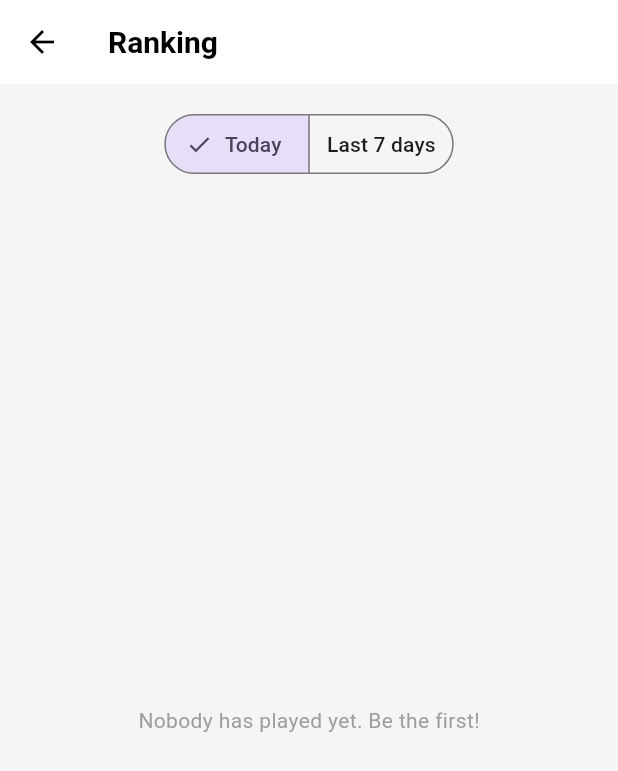
After one commit to TenHenry/Quizez, a Flutter app: the _DailyFlow screen opened directly, after a tap on "See the ranking", on a phone screen of 412 x 824 dp. The commit adds this screen. Shown: the top 771 px of the screen. Run offline on Flutter 3.47's test engine with Material 3 defaults, Android fonts, the phone set to English and light mode, and no system bars; our stand-ins replace connectivity_plus, equatable, fl_chart, flutter_bloc, isar, supabase_flutter; accounts and stored records are empty; generated files the repository leaves out were written again.

Commit message:
[FE] Daily quiz and ranking
- Added daily quiz screen with intro, questions with feedback and result
- Added ranking screen for today and the last 7 days
- Enabled the Daily quiz tile on the Home screen

```diff
--- /dev/null
+++ b/lib/presentation/daily/daily_quiz_screen.dart
@@ -0,0 +1,296 @@
+import 'dart:async';
+
+import 'package:flutter/material.dart';
+import 'package:flutter_bloc/flutter_bloc.dart';
+import '../../data/services/daily_quiz_service.dart';
+import '../../data/services/database_service.dart';
+import '../../data/services/quiz_question_service.dart';
+import '../../logic/daily/daily_quiz.dart';
+import '../../logic/daily/daily_quiz_cubit.dart';
+import 'ranking_screen.dart';
+
+/// The daily quiz: the same questions for everybody, one attempt per day, results go to the ranking.
+class DailyQuizScreen extends StatelessWidget {
+  const DailyQuizScreen({super.key});
+
+  @override
+  Widget build(BuildContext context) {
+    return BlocProvider(
+      create: (_) => DailyQuizCubit(
+        service: DailyQuizService(),
+        questions: QuizQuestionService(),
+        database: context.read<DatabaseService>(),
+      )..load(),
+      child: const _DailyFlow(),
+    );
+  }
+}
+
+class _DailyFlow extends StatelessWidget {
+  const _DailyFlow();
+
+  @override
+  Widget build(BuildContext context) {
+    return BlocBuilder<DailyQuizCubit, DailyState>(
+      builder: (context, state) {
+        final playing = state is DailyQuestion && !(state.revealed && state.index == state.total - 1);
+
+        return PopScope(
+          canPop: !playing,
+          onPopInvokedWithResult: (didPop, _) async {
+            if (didPop) return;
+            final navigator = Navigator.of(context);
+            final leave = await showDialog<bool>(
+              context: context,
+              builder: (dialogContext) => AlertDialog(
+                title: const Text('Leave the daily quiz?', style: TextStyle(fontWeight: FontWeight.bold)),
+                content: const Text('You can play it only once a day, and leaving now means you will not be able to finish it.'),
+                actions: [
+                  TextButton(onPressed: () => Navigator.pop(dialogContext, false), child: const Text('Stay', style: TextStyle(color: Colors.grey))),
+                  ElevatedButton(
+                    onPressed: () => Navigator.pop(dialogContext, true),
+                    style: ElevatedButton.styleFrom(backgroundColor: Colors.red),
+                    child: const Text('Leave'),
+                  ),
+                ],
+              ),
+            );
+            if (leave == true) navigator.pop();
+          },
+          child: Scaffold(
+            appBar: AppBar(
+              title: const Text('Daily quiz'),
+              actions: [
+                IconButton(
+                  tooltip: 'Ranking',
+                  icon: const Icon(Icons.emoji_events_outlined),
+                  onPressed: () => Navigator.of(context).push(MaterialPageRoute(builder: (_) => const RankingScreen())),
+                ),
+              ],
+            ),
+            body: SafeArea(child: _viewFor(context, state)),
+          ),
+        );
+      },
+    );
+  }
+
+  Widget _viewFor(BuildContext context, DailyState state) {
+    if (state is DailyLoading) {
+      return Center(
+        child: Column(
+          mainAxisSize: MainAxisSize.min,
+          children: [
+            const CircularProgressIndicator(color: Colors.black),
+            const SizedBox(height: 16),
+            Text(state.message, style: const TextStyle(color: Colors.grey)),
+          ],
+        ),
+      );
+    }
+    if (state is DailyError) {
+      return Center(
+        child: Padding(
+          padding: const EdgeInsets.all(24),
+          child: Column(
+            mainAxisSize: MainAxisSize.min,
+            children: [
+              Text(state.message, textAlign: TextAlign.center, style: const TextStyle(color: Colors.red)),
+              const SizedBox(height: 16),
+              ElevatedButton(onPressed: () => context.read<DailyQuizCubit>().load(), child: const Text('Try again')),
+            ],
+          ),
+        ),
+      );
+    }
+    if (state is DailyIntro) return _Intro(state: state);
+    if (state is DailyQuestion) return _QuestionView(key: ValueKey(state.index), state: state);
+    if (state is DailyFinished) return _Finished(state: state);
+    return const SizedBox.shrink();
+  }
+}
+
+class _Intro extends StatelessWidget {
+  const _Intro({required this.state});
+
+  final DailyIntro state;
+
+  @override
+  Widget build(BuildContext context) {
+    final result = state.result;
+
+    return Padding(
+      padding: const EdgeInsets.all(24),
+      child: Column(
+        mainAxisAlignment: MainAxisAlignment.center,
+        crossAxisAlignment: CrossAxisAlignment.stretch,
+        children: [
+          const Icon(Icons.today, size: 72),
+          const SizedBox(height: 16),
+          Text(result == null ? 'Today\'s quiz' : 'Done for today!', textAlign: TextAlign.center, style: const TextStyle(fontSize: 24, fontWeight: FontWeight.bold)),
+          const SizedBox(height: 8),
+          Text(
+            result == null
+                ? '$dailyQuestionCount questions, $dailySecondsPerQuestion seconds each.\nEveryone gets the same questions - compete for a place in the ranking.\nYou can play once a day (the day changes at midnight UTC).'
+                : 'You scored ${result.score} points (${result.correct}/${result.total} correct).\nCome back tomorrow for new questions.',
+            textAlign: TextAlign.center,
+            style: const TextStyle(color: Colors.grey),
+          ),
+          const SizedBox(height: 32),
+          if (result == null)
+            ElevatedButton.icon(
+              onPressed: () => context.read<DailyQuizCubit>().start(),
+              icon: const Icon(Icons.play_arrow),
+              label: const Text('Start', style: TextStyle(fontSize: 16)),
+              style: ElevatedButton.styleFrom(backgroundColor: Colors.green),
+            ),
+          const SizedBox(height: 12),
+          OutlinedButton.icon(
+            onPressed: () => Navigator.of(context).push(MaterialPageRoute(builder: (_) => const RankingScreen())),
+            icon: const Icon(Icons.emoji_events_outlined, color: Colors.black),
+            label: const Text('See the ranking', style: TextStyle(fontSize: 16, color: Colors.black)),
+            style: OutlinedButton.styleFrom(
+              padding: const EdgeInsets.symmetric(vertical: 16),
+              shape: RoundedRectangleBorder(borderRadius: BorderRadius.circular(12)),
+            ),
+          ),
+        ],
+      ),
+    );
+  }
+}
+
+class _QuestionView extends StatefulWidget {
+  const _QuestionView({super.key, required this.state});
+
+  final DailyQuestion state;
+
+  @override
+  State<_QuestionView> createState() => _QuestionViewState();
+}
+
+class _QuestionViewState extends State<_QuestionView> {
+  late final Timer _ticker;
+  double _remaining = 1;
+
+  @override
+  void initState() {
+    super.initState();
+    _ticker = Timer.periodic(const Duration(milliseconds: 100), (_) {
+      final elapsed = DateTime.now().difference(widget.state.receivedAt).inMilliseconds;
+      final remaining = (1 - elapsed / (widget.state.seconds * 1000)).clamp(0.0, 1.0);
+      if (mounted) setState(() => _remaining = remaining);
+    });
+  }
+
+  @override
+  void dispose() {
+    _ticker.cancel();
+    super.dispose();
+  }
+
+  Color _optionColor(int i, DailyQuestion state) {
+    if (!state.revealed) return Colors.white;
+    if (i == state.question.correctIndex) return Colors.green.shade100;
+    if (i == state.selected) return Colors.red.shade100;
+    return Colors.white;
+  }
+
+  @override
+  Widget build(BuildContext context) {
+    final state = widget.state;
+    final question = state.question;
+    final low = _remaining < 0.3 && !state.revealed;
+
+    return Padding(
+      padding: const EdgeInsets.all(24),
+      child: Column(
+        crossAxisAlignment: CrossAxisAlignment.stretch,
+        children: [
+          Row(
+            mainAxisAlignment: MainAxisAlignment.spaceBetween,
+            children: [
+              Text('Question ${state.index + 1} / ${state.total}', style: const TextStyle(color: Colors.grey)),
+              Text('${state.score} pts', style: const TextStyle(fontWeight: FontWeight.bold)),
+            ],
+          ),
+          const SizedBox(height: 8),
+          ClipRRect(
+            borderRadius: BorderRadius.circular(8),
+            child: LinearProgressIndicator(
+              value: state.revealed ? 0 : _remaining,
+              minHeight: 8,
+              backgroundColor: Colors.grey.shade300,
+              color: low ? Colors.red : Colors.black,
+            ),
+          ),
+          const SizedBox(height: 24),
+          Text(question.text, textAlign: TextAlign.center, style: const TextStyle(fontSize: 22, fontWeight: FontWeight.bold)),
+          const SizedBox(height: 24),
+          Expanded(
+            child: ListView.separated(
+              itemCount: question.options.length,
+              separatorBuilder: (_, _) => const SizedBox(height: 12),
+              itemBuilder: (context, i) => ElevatedButton(
+                onPressed: state.revealed ? null : () => context.read<DailyQuizCubit>().answer(i),
+                style: ElevatedButton.styleFrom(
+                  backgroundColor: Colors.white,
+                  foregroundColor: Colors.black,
+                  disabledBackgroundColor: _optionColor(i, state),
+                  disabledForegroundColor: Colors.black87,
+                  side: BorderSide(color: state.revealed && i == question.correctIndex ? Colors.green : Colors.black12),
+                  padding: const EdgeInsets.all(18),
+                ),
+                child: Text(question.options[i], textAlign: TextAlign.center, style: const TextStyle(fontSize: 16)),
+              ),
+            ),
+          ),
+          Text(
+            state.revealed ? (state.selected == null ? "Time's up!" : (state.selected == question.correctIndex ? 'Correct!' : 'Wrong answer')) : ' ',
+            textAlign: TextAlign.center,
+            style: TextStyle(fontWeight: FontWeight.bold, color: state.selected == question.correctIndex ? Colors.green : Colors.red),
+          ),
+        ],
+      ),
+    );
+  }
+}
+
+class _Finished extends StatelessWidget {
+  const _Finished({required this.state});
+
+  final DailyFinished state;
+
+  @override
+  Widget build(BuildContext context) {
+    return Padding(
+      padding: const EdgeInsets.all(24),
+      child: Column(
+        mainAxisAlignment: MainAxisAlignment.center,
+        crossAxisAlignment: CrossAxisAlignment.stretch,
+        children: [
+          const Icon(Icons.emoji_events, size: 72, color: Colors.amber),
+          const SizedBox(height: 8),
+          const Text('Daily quiz complete!', textAlign: TextAlign.center, style: TextStyle(fontSize: 24, fontWeight: FontWeight.bold)),
+          const SizedBox(height: 8),
+          Text('${state.score} points', textAlign: TextAlign.center, style: const TextStyle(fontSize: 36, fontWeight: FontWeight.bold)),
+          Text('${state.correct} / ${state.total} correct', textAlign: TextAlign.center, style: const TextStyle(color: Colors.grey)),
+          const SizedBox(height: 16),
+          if (state.error != null) ...[
+            Text(state.error!, textAlign: TextAlign.center, style: const TextStyle(color: Colors.red)),
+            TextButton(onPressed: () => context.read<DailyQuizCubit>().retrySave(), child: const Text('Try saving again')),
+          ] else if (!state.saved)
+            const Text('Saving your result...', textAlign: TextAlign.center, style: TextStyle(color: Colors.grey))
+          else
+            const Text('Result saved. See how you compare!', textAlign: TextAlign.center, style: TextStyle(color: Colors.green)),
+          const SizedBox(height: 24),
+          ElevatedButton(
+            onPressed: state.saved ? () => Navigator.of(context).pushReplacement(MaterialPageRoute(builder: (_) => const RankingScreen())) : null,
+            child: const Text('See the ranking', style: TextStyle(fontSize: 16)),
+          ),
+          TextButton(onPressed: () => Navigator.of(context).pop(), child: const Text('Back', style: TextStyle(color: Colors.grey))),
+        ],
+      ),
+    );
+  }
+}
--- /dev/null
+++ b/lib/presentation/daily/ranking_screen.dart
@@ -0,0 +1,132 @@
+import 'package:flutter/material.dart';
+import '../../data/services/daily_quiz_service.dart';
+import '../../logic/daily/daily_quiz.dart';
+import '../../logic/daily/leaderboard.dart';
+
+/// Ranking of the daily quiz: today and the last 7 days.
+class RankingScreen extends StatefulWidget {
+  const RankingScreen({super.key});
+
+  @override
+  State<RankingScreen> createState() => _RankingScreenState();
+}
+
+enum _Period { today, week }
+
+class _RankingScreenState extends State<RankingScreen> {
+  final _service = DailyQuizService();
+
+  _Period _period = _Period.today;
+  List<LeaderboardEntry> _ranking = [];
+  String? _error;
+  bool _loading = true;
+
+  @override
+  void initState() {
+    super.initState();
+    _load();
+  }
+
+  Future<void> _load() async {
+    setState(() {
+      _loading = true;
+      _error = null;
+    });
+
+    try {
+      final now = DateTime.now();
+      final ranking = _period == _Period.today
+          ? await _service.dayRanking(dayKey(now))
+          : await _service.rankingSince(dayKey(now.subtract(const Duration(days: 6))));
+      if (!mounted) return;
+      setState(() {
+        _ranking = ranking;
+        _loading = false;
+      });
+    } catch (e) {
+      if (!mounted) return;
+      setState(() {
+        _error = e.toString();
+        _loading = false;
+      });
+    }
+  }
+
+  static const _medals = ['🥇', '🥈', '🥉'];
+
+  @override
+  Widget build(BuildContext context) {
+    final myId = _service.userId;
+    final myPlace = placeOf(_ranking, myId);
+
+    return Scaffold(
+      appBar: AppBar(title: const Text('Ranking')),
+      body: Column(
+        children: [
+          Padding(
+            padding: const EdgeInsets.all(16),
+            child: SegmentedButton<_Period>(
+              segments: const [
+                ButtonSegment(value: _Period.today, label: Text('Today')),
+                ButtonSegment(value: _Period.week, label: Text('Last 7 days')),
+              ],
+              selected: {_period},
+              onSelectionChanged: (value) {
+                setState(() => _period = value.first);
+                _load();
+              },
+            ),
+          ),
+          if (myPlace != null)
+            Text('Your place: $myPlace / ${_ranking.length}', style: const TextStyle(fontWeight: FontWeight.bold)),
+          Expanded(child: _body(myId)),
+        ],
+      ),
+    );
+  }
+
+  Widget _body(String myId) {
+    if (_loading) return const Center(child: CircularProgressIndicator(color: Colors.black));
+    if (_error != null) {
+      return Center(
+        child: Column(
+          mainAxisSize: MainAxisSize.min,
+          children: [
+            Text(_error!, style: const TextStyle(color: Colors.red)),
+            TextButton(onPressed: _load, child: const Text('Try again')),
+          ],
+        ),
+      );
+    }
+    if (_ranking.isEmpty) {
+      return const Center(child: Text('Nobody has played yet. Be the first!', style: TextStyle(color: Colors.grey)));
+    }
+
+    return RefreshIndicator(
+      onRefresh: _load,
+      child: ListView.builder(
+        padding: const EdgeInsets.all(16),
+        itemCount: _ranking.length,
+        itemBuilder: (context, i) {
+          final entry = _ranking[i];
+          final isMe = entry.userId == myId;
+
+          return Card(
+            color: isMe ? Colors.black : Colors.white,
+            margin: const EdgeInsets.only(bottom: 8),
+            shape: RoundedRectangleBorder(borderRadius: BorderRadius.circular(12)),
+            child: ListTile(
+              leading: Text(i < _medals.length ? _medals[i] : '${i + 1}.', style: TextStyle(fontSize: 20, color: isMe ? Colors.white : Colors.black)),
+              title: Text(
+                isMe ? '${entry.nickname} (you)' : entry.nickname,
+                style: TextStyle(fontWeight: FontWeight.w600, color: isMe ? Colors.white : Colors.black),
+              ),
+              subtitle: Text('${entry.correct}/${entry.total} correct', style: TextStyle(color: isMe ? Colors.white70 : Colors.grey)),
+              trailing: Text('${entry.score}', style: TextStyle(fontWeight: FontWeight.bold, fontSize: 18, color: isMe ? Colors.white : Colors.black)),
+            ),
+          );
+        },
+      ),
+    );
+  }
+}
```
Also changed, not shown: lib/presentation/home/home_screen.dart (+7 -1 lines).
